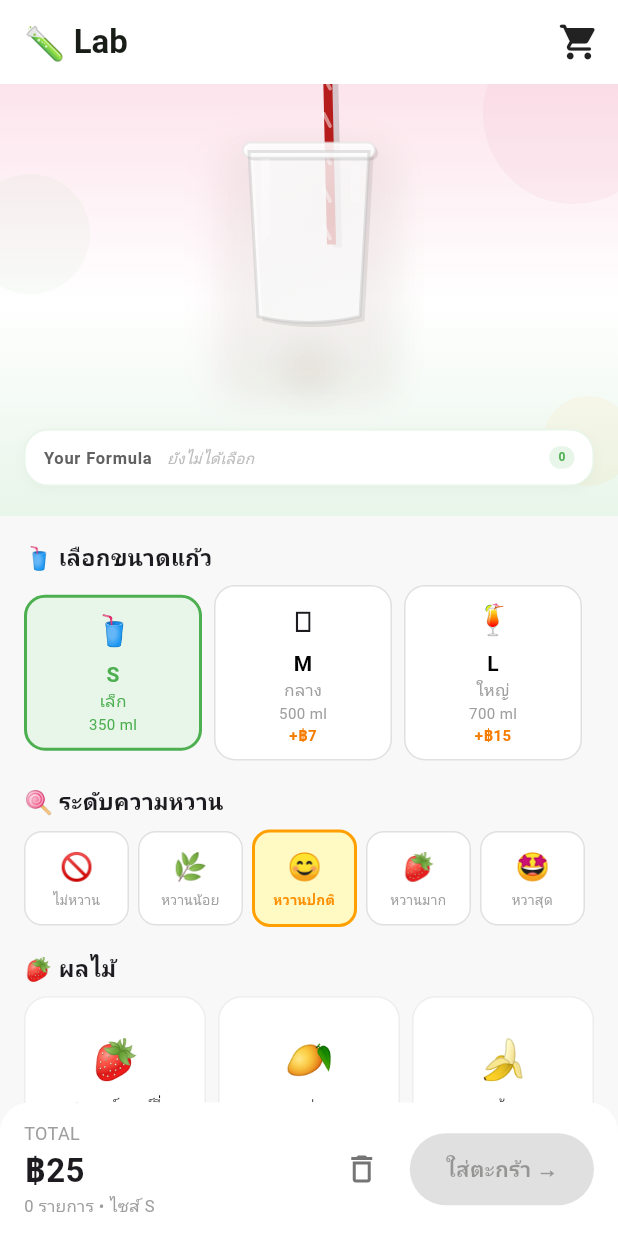
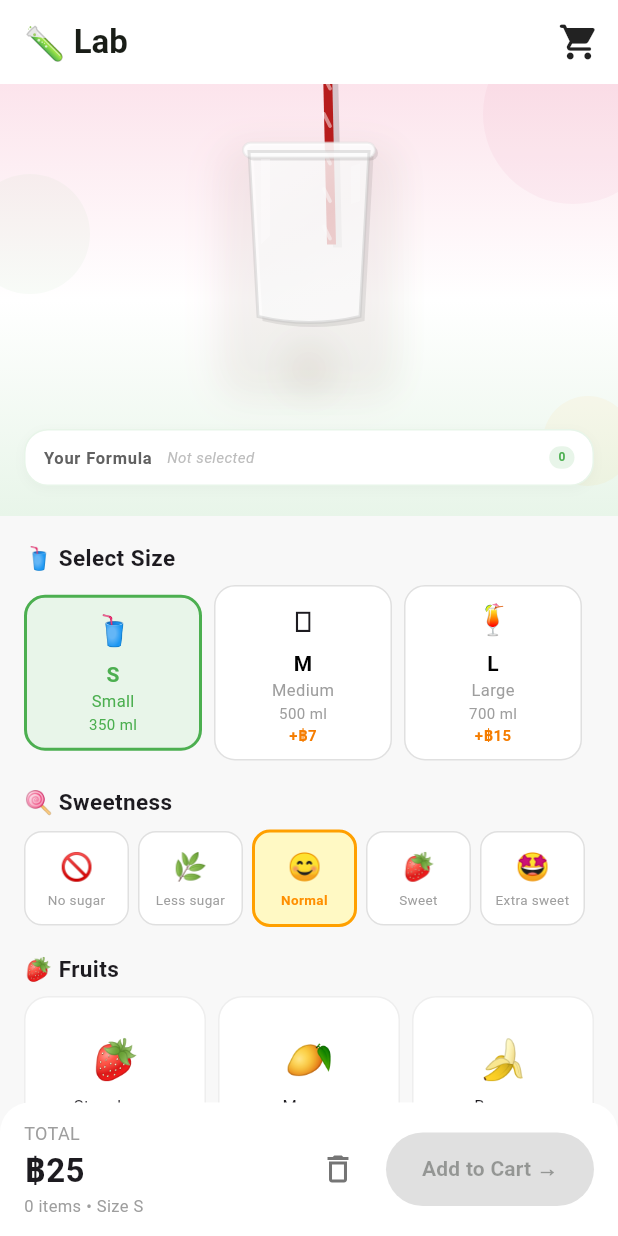
Before and after one commit to Rattikan-P/953464-SmoothieLab, a Flutter app: the LabScreen screen opened directly, on a phone screen of 412 x 824 dp. Run offline on Flutter 3.47's test engine with Material 3 defaults, Android fonts, the phone set to English and light mode, and no system bars; our stand-ins replace google_fonts, hive, hive_flutter, qr_flutter; accounts and stored records are empty.

Commit message:
Translate Lab screen UI and ingredient names to English

```diff
--- a/smoothielab/lib/data/ingredients_data.dart
+++ b/smoothielab/lib/data/ingredients_data.dart
@@ -20,33 +20,33 @@ const Map<int, Color> kIngredientColors = {
 
 /// ผลไม้ที่เลือกได้
 const List<(String emoji, String name, double price)> kFruitsData = [
-  ('🍓', 'สตรอว์เบอร์รี่', 15.0),
-  ('🥭', 'มะม่วง', 12.0),
-  ('🍌', 'กล้วย', 8.0),
-  ('💜', 'บลูเบอร์รี่', 18.0),
-  ('🥝', 'กีวี', 15.0),
-  ('🍑', 'พีช', 14.0),
+  ('🍓', 'Strawberry', 15.0),
+  ('🥭', 'Mango', 12.0),
+  ('🍌', 'Banana', 8.0),
+  ('💜', 'Blueberry', 18.0),
+  ('🥝', 'Kiwi', 15.0),
+  ('🍑', 'Peach', 14.0),
 ];
 
 /// ผักที่เลือกได้
 const List<(String emoji, String name, double price)> kVeggiesData = [
-  ('🥬', 'ผักโขม', 10.0),
-  ('🥦', 'บร็อคโคลี่', 12.0),
+  ('🥬', 'Kale', 10.0),
+  ('🥦', 'Broccoli', 12.0),
   // เพิ่มได้เลยค่ะ
 ];
 
 /// พวกนม/ของเหลวเพิ่มเติม
 const List<(String emoji, String name, double price)> kExtrasData = [
-  ('🥛', 'นม', 10.0),
-  ('🥥', 'กะทิ', 12.0),
-  ('🧃', 'น้ำผลไม้', 8.0),
+  ('🥛', 'Milk', 10.0),
+  ('🥥', 'Coconut', 12.0),
+  ('🧃', 'Juice', 8.0),
 ];
 
 /// ระดับความหวาน
 const List<(String emoji, String name)> kSweetnessLevels = [
-  ('🚫', 'ไม่หวาน'),
-  ('🌿', 'หวานน้อย'),
-  ('😊', 'หวานปกติ'),
-  ('🍓', 'หวานมาก'),
-  ('🤩', 'หวาสุด'),
+  ('🚫', 'No sugar'),
+  ('🌿', 'Less sugar'),
+  ('😊', 'Normal'),
+  ('🍓', 'Sweet'),
+  ('🤩', 'Extra sweet'),
 ];
--- a/smoothielab/lib/models/smoothie_item.dart
+++ b/smoothielab/lib/models/smoothie_item.dart
@@ -105,14 +105,14 @@ const List<SmoothieItem> kMenuItems = [
 ];
 
 const List<ToppingItem> kToppingItems = [
-  ToppingItem(name: 'โยเกิร์ต', emoji: '🥛', price: 15),
-  ToppingItem(name: 'เจลลี่', emoji: '🍮', price: 10),
-  ToppingItem(name: 'ไข่มุก', emoji: '⚫', price: 15),
-  ToppingItem(name: 'วิปครีม', emoji: '🍦', price: 15),
-  ToppingItem(name: 'เมล็ดเชีย', emoji: '🌱', price: 12),
-  ToppingItem(name: 'กราโนล่า', emoji: '🌾', price: 12),
-  ToppingItem(name: 'น้ำผึ้ง', emoji: '🍯', price: 10),
-  ToppingItem(name: 'ถั่วอัลมอนด์', emoji: '🥜', price: 15),
+  ToppingItem(name: 'Yogurt', emoji: '🥛', price: 15),
+  ToppingItem(name: 'Jelly', emoji: '🍮', price: 10),
+  ToppingItem(name: 'Boba', emoji: '⚫', price: 15),
+  ToppingItem(name: 'Whipped Cream', emoji: '🍦', price: 15),
+  ToppingItem(name: 'Chia Seeds', emoji: '🌱', price: 12),
+  ToppingItem(name: 'Granola', emoji: '🌾', price: 12),
+  ToppingItem(name: 'Honey', emoji: '🍯', price: 10),
+  ToppingItem(name: 'Almonds', emoji: '🥜', price: 15),
 ];
 
 const Map<String, double> kSizeMultiplier = {'S': 1.0, 'M': 1.3, 'L': 1.6};
--- a/smoothielab/lib/screens/lab_screen.dart
+++ b/smoothielab/lib/screens/lab_screen.dart
@@ -811,7 +811,7 @@ class LabScreenState extends State<LabScreen> with SingleTickerProviderStateMixi
                             children: [
                               if (_selectedIngredientsOrder.isEmpty)
                                 Text(
-                                  'ยังไม่ได้เลือก',
+                                  'Not selected',
                                   style: TextStyle(
                                     fontSize: 10,
                                     color: Colors.grey.shade400,
@@ -912,7 +912,7 @@ class LabScreenState extends State<LabScreen> with SingleTickerProviderStateMixi
           children: [
                   // ── Size ───────────────────────────────────
                   const Text(
-                    '🥤 เลือกขนาดแก้ว',
+                    '🥤 Select Size',
                     style: TextStyle(fontWeight: FontWeight.bold, fontSize: 15),
                   ),
                   const SizedBox(height: 8),
@@ -922,9 +922,9 @@ class LabScreenState extends State<LabScreen> with SingleTickerProviderStateMixi
                         children: ['S', 'M', 'L'].map((s) {
                           final sel = _size == s;
                           final labels = {
-                            'S': ('เล็ก', '350 ml'),
-                            'M': ('กลาง', '500 ml'),
-                            'L': ('ใหญ่', '700 ml'),
+                            'S': ('Small', '350 ml'),
+                            'M': ('Medium', '500 ml'),
+                            'L': ('Large', '700 ml'),
                           };
                           return Expanded(
                             child: GestureDetector(
@@ -1011,7 +1011,7 @@ class LabScreenState extends State<LabScreen> with SingleTickerProviderStateMixi
 
                   // ── Sweetness ──────────────────────────────
                   const Text(
-                    '🍭 ระดับความหวาน',
+                    '🍭 Sweetness',
                     style: TextStyle(fontWeight: FontWeight.bold, fontSize: 15),
                   ),
                   const SizedBox(height: 8),
@@ -1068,7 +1068,7 @@ class LabScreenState extends State<LabScreen> with SingleTickerProviderStateMixi
 
                   // ── Fruits ─────────────────────────────────
                   const Text(
-                    '🍓 ผลไม้',
+                    '🍓 Fruits',
                     style: TextStyle(fontWeight: FontWeight.bold, fontSize: 15),
                   ),
                   const SizedBox(height: 8),
@@ -1155,7 +1155,7 @@ class LabScreenState extends State<LabScreen> with SingleTickerProviderStateMixi
 
                   // ── Fruits ─────────────────────────────────
                   const Text(
-                    '🥦 ผัก',
+                    '🥦 Vegetables',
                     style: TextStyle(fontWeight: FontWeight.bold, fontSize: 15),
                   ),
                   const SizedBox(height: 8),
@@ -1242,7 +1242,7 @@ class LabScreenState extends State<LabScreen> with SingleTickerProviderStateMixi
 
                   // ── Extras ─────────────────────────────────
                   const Text(
-                    '🥛 ของเหลว',
+                    '🥛 Extras',
                     style: TextStyle(fontWeight: FontWeight.bold, fontSize: 15),
                   ),
                   const SizedBox(height: 8),
@@ -1316,7 +1316,7 @@ class LabScreenState extends State<LabScreen> with SingleTickerProviderStateMixi
 
                   // ── Toppings ───────────────────────────────────────
                   const Text(
-                    '🍓 ท้อปปิ้ง',
+                    '🍓 Toppings',
                     style: TextStyle(fontWeight: FontWeight.bold, fontSize: 15),
                   ),
                   const SizedBox(height: 8),
@@ -1389,7 +1389,7 @@ class LabScreenState extends State<LabScreen> with SingleTickerProviderStateMixi
                         ),
                       ),
                       Text(
-                        '${_fruits.length + _extras.length + _veggies.length} รายการ • ไซส์ $_size',
+                        '${_fruits.length + _extras.length + _veggies.length} items • Size $_size',
                         style: const TextStyle(
                           color: Colors.grey,
                           fontSize: 11,
@@ -1399,12 +1399,12 @@ class LabScreenState extends State<LabScreen> with SingleTickerProviderStateMixi
                   ),
                   Row(
                     children: [
-                      // ปุ่มถังขยะ
+                      // Clear button
                       IconButton(
                         onPressed: _resetSelection,
                         icon: const Icon(Icons.delete_outline),
                         color: Colors.grey.shade600,
-                        tooltip: 'ล้างทั้งหมด',
+                        tooltip: 'Clear all',
                       ),
                       const SizedBox(width: 8),
                       ElevatedButton(
@@ -1450,7 +1450,7 @@ class LabScreenState extends State<LabScreen> with SingleTickerProviderStateMixi
                               nav.clearEditingIndex();
                               ScaffoldMessenger.of(context).showSnackBar(
                                 SnackBar(
-                                  content: Text('อัพเดตตะกร้าแล้ว ✅'),
+                                  content: Text('Cart updated ✅'),
                                   backgroundColor: Colors.green,
                                   duration: const Duration(seconds: 2),
                                 ),
@@ -1474,8 +1474,8 @@ class LabScreenState extends State<LabScreen> with SingleTickerProviderStateMixi
                                 SnackBar(
                                   content: Text(
                                     isFromMenu
-                                        ? 'เพิ่ม $itemName $itemEmoji แล้ว!'
-                                        : 'เพิ่ม ${_selectedIngredientsOrder.map((e) => e.name).join('+')} แล้ว! 🧪',
+                                        ? 'Added $itemName $itemEmoji!'
+                                        : 'Added ${_selectedIngredientsOrder.map((e) => e.name).join('+')}! 🧪',
                                   ),
                                   backgroundColor: Colors.green,
                                   duration: const Duration(seconds: 2),
@@ -1511,9 +1511,9 @@ class LabScreenState extends State<LabScreen> with SingleTickerProviderStateMixi
                       borderRadius: BorderRadius.circular(30),
                     ),
                   ),
-                  // เปลี่ยนข้อความปุ่มตาม mode
+                  // Change button text based on mode
                   child: Text(
-                    isEditing ? 'อัพเดตตะกร้า' : 'ใส่ตะกร้า →',
+                    isEditing ? 'Update Cart' : 'Add to Cart →',
                     style: const TextStyle(fontWeight: FontWeight.bold),
                   ),
                 ),
```
